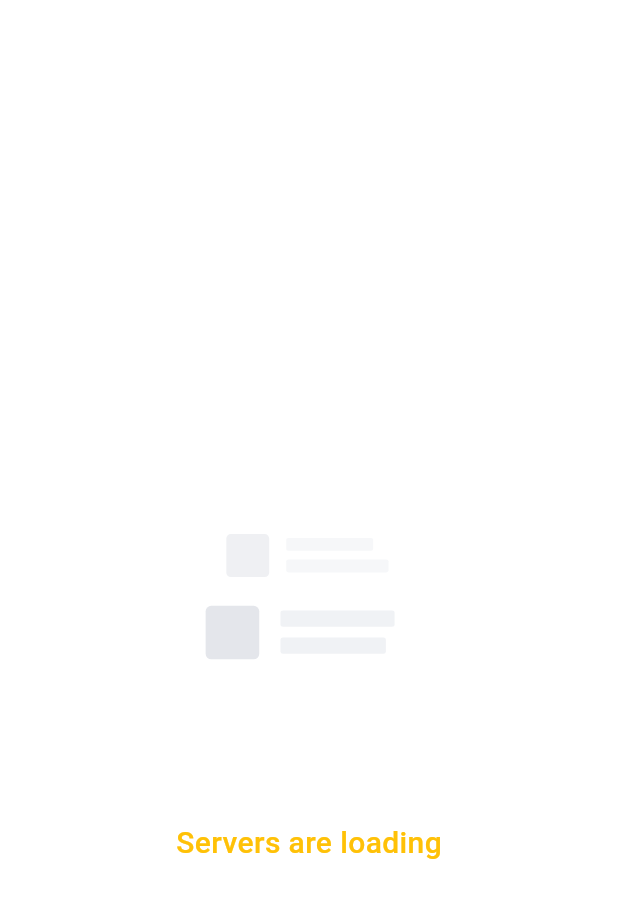
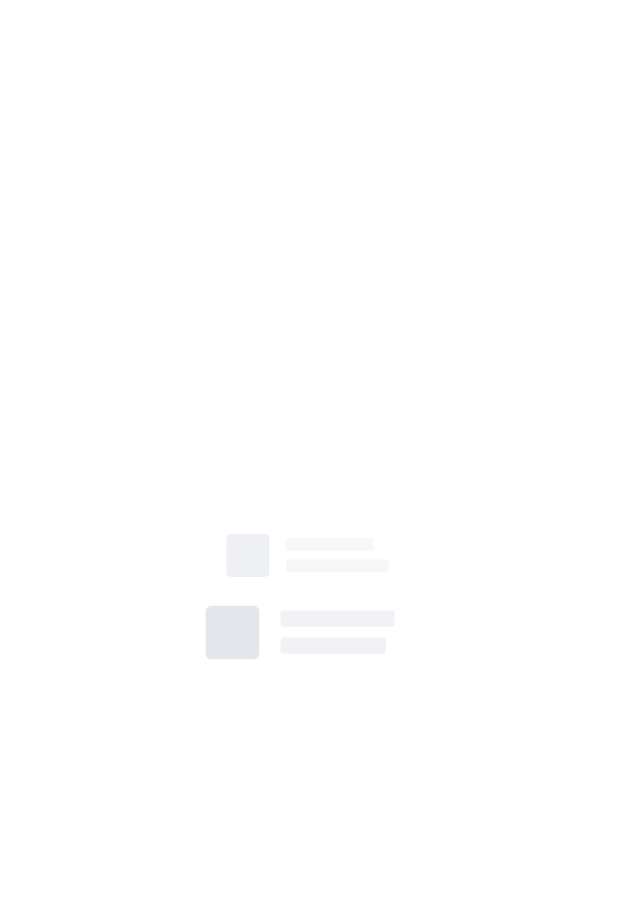
Before and after one commit to mianhusnain1/vpn_app, a Flutter app: the Location screen opened directly, on a phone screen of 412 x 824 dp. Shown: the top 898 px of the screen. Run offline on Flutter 3.47's test engine with Material 3 defaults, Android fonts, the light colour scheme and no system bars; drawn by our look-alikes of lottie; our stand-ins replace csv, curved_navigation_bar, flutter_spinkit; network calls fail.

Commit message:
Home Page upgrade

```diff
--- a/lib/Screens/location.dart
+++ b/lib/Screens/location.dart
@@ -35,7 +35,7 @@ class _LocationState extends State<Location> {
                   ),
                 ]),
               )
-            : loadingwidget(context, "Servers are loading",
-                "assets/lottie/AnimationServers.json"));
+            : loadingwidget(
+                context, "", "assets/lottie/AnimationServers.json"));
   }
 }
```
